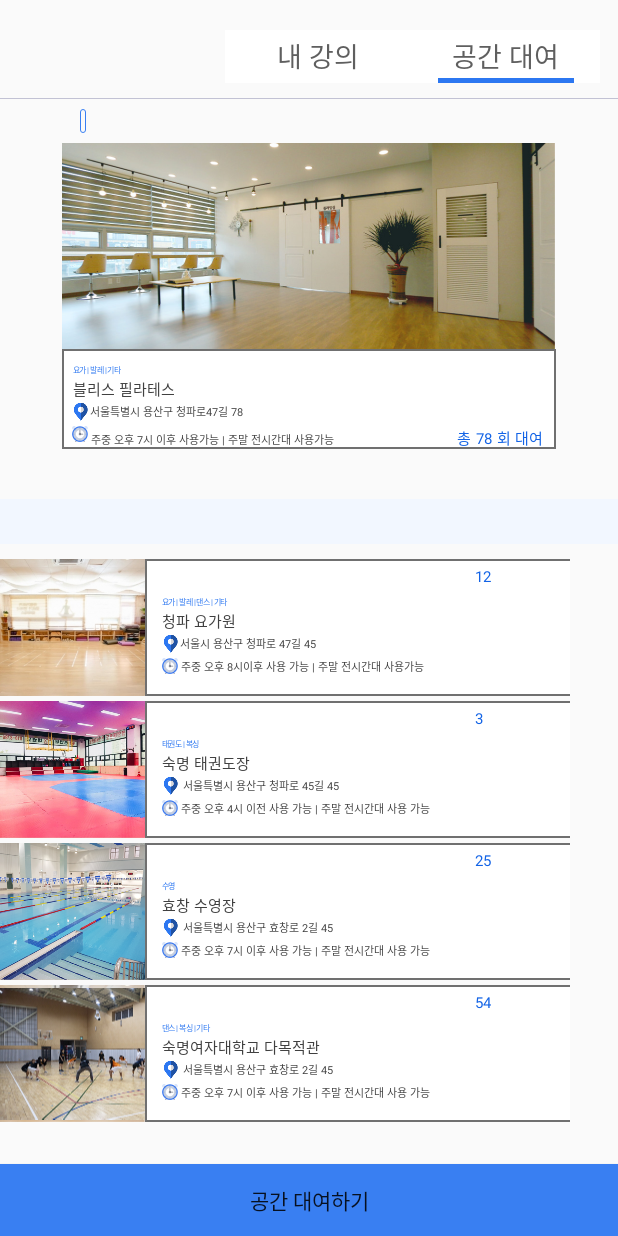
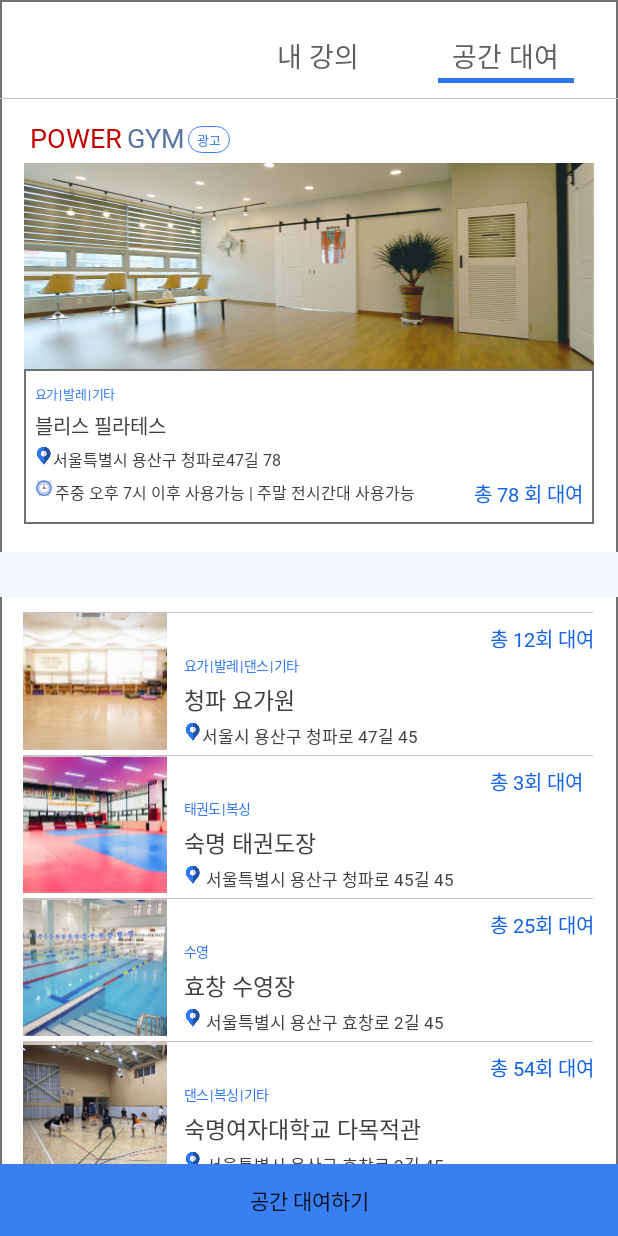
Before and after one commit to GymBall/CPDGT-Android, an Android app: the screen it shows after launch (GTModeActivity), tab 2 chosen, on a phone screen of 412 x 824 dp. Run offline under Robolectric (Android 15) with nearby library versions, the light colour scheme and no system bars; Roboto replaces fonts that are not available here.

Commit message:
complete version of GTMode

```diff
--- a/app/src/main/AndroidManifest.xml
+++ b/app/src/main/AndroidManifest.xml
@@ -9,6 +9,7 @@
         android:roundIcon="@mipmap/ic_launcher_round"
         android:supportsRtl="true"
         android:theme="@style/AppTheme.NoActionBar">
+        <activity android:name=".ui.gtlecture.GTLectureModify"></activity>
         <activity android:name=".ui.gtmode.GTModeActivity">
             <intent-filter>
                 <action android:name="android.intent.action.MAIN" />
@@ -21,9 +22,7 @@
         <activity android:name=".ui.lecture.LectureCommentActivity" />
         <activity android:name=".ui.login.LoginActivity" />
         <activity android:name=".ui.join.JoinActivity" />
-        <activity android:name=".ui.MainActivity">
-
-        </activity>
+        <activity android:name=".ui.MainActivity"></activity>
     </application>
 
 </manifest>
--- a/app/src/main/java/org/gymball/cpdgt_android/ui/gtlecture/GTLecRvAdapter.kt
+++ b/app/src/main/java/org/gymball/cpdgt_android/ui/gtlecture/GTLecRvAdapter.kt
@@ -2,15 +2,19 @@ package org.gymball.cpdgt_android.ui.gtlecture
 
 
 import android.content.Context
+import android.graphics.Color
+import android.graphics.drawable.ColorDrawable
 import android.view.LayoutInflater
 import android.view.View
 import android.view.ViewGroup
 import android.widget.ImageView
+import android.widget.RelativeLayout
 import android.widget.TextView
 import androidx.recyclerview.widget.RecyclerView
 import com.bumptech.glide.Glide
 import org.gymball.cpdgt_android.R
 import org.gymball.cpdgt_android.model.GTLectureData
+import org.jetbrains.anko.startActivity
 
 class GTLecRvAdapter (val ctx: Context, var LectureList: ArrayList<GTLectureData>, var total: Int):
     RecyclerView.Adapter<GTLecRvAdapter.Holder>(){
@@ -36,15 +40,29 @@ class GTLecRvAdapter (val ctx: Context, var LectureList: ArrayList<GTLectureData
             .load(LectureList[position].photo)
             .into(holder.l_Background)
 
+        holder.btn_collecTogether.setOnClickListener {
+            val end_dialog = GTEndingDialog(ctx)
+            end_dialog.window?.setBackgroundDrawable(ColorDrawable(Color.TRANSPARENT))
+            end_dialog.setCanceledOnTouchOutside(false)
+            end_dialog.show()
+
+        }
+
+        holder.btn_changeintro.setOnClickListener {
+            ctx.startActivity<GTLectureModify>()
+
+        }
     }
 
     inner class Holder(itemView: View) : RecyclerView.ViewHolder(itemView){
         val l_Background : ImageView = itemView.findViewById(R.id.gtlec_background) as ImageView
         val l_name: TextView = itemView.findViewById(R.id.gtlec_name) as TextView
-        val l_Time : TextView = itemView.findViewById(R.id.gtlec_grade)  as TextView
-        val l_Grade  : TextView = itemView.findViewById(R.id.gtlec_time)  as TextView
+
+        val l_Time : TextView = itemView.findViewById(R.id.gtlec_time)  as TextView
+        val l_Grade  : TextView = itemView.findViewById(R.id.gtlec_grade)  as TextView
         val l_Total   : TextView = itemView.findViewById(R.id.gtlec_people) as TextView
         val l_WaitingTotal    : TextView = itemView.findViewById(R.id.gtlec_waiting) as TextView
-
+        val btn_collecTogether: RelativeLayout = itemView.findViewById(R.id.btn_together) as RelativeLayout
+        val btn_changeintro:RelativeLayout = itemView.findViewById(R.id.btn_change_intro) as RelativeLayout
     }
 }
--- a/app/src/main/java/org/gymball/cpdgt_android/ui/gtlecture/GTLectureFragment.kt
+++ b/app/src/main/java/org/gymball/cpdgt_android/ui/gtlecture/GTLectureFragment.kt
@@ -21,7 +21,8 @@ class GTLectureFragment : Fragment(){
         GTLectureData("태권도 초급반", "화, 목 8시 30분", "3.5", "5", "2", R.drawable.basic_taekwon),
         GTLectureData("태권도 중급반", "화, 목 8시 30분", "3.5", "6", "4", R.drawable.basic_taekwon),
         GTLectureData("태권도 고급반", "화, 목 8시 30분", "3.5", "3", "1", R.drawable.basic_taekwon),
-        GTLectureData("태권도 대회준비반", "화, 목 8시 30분", "3.5", "2", "1", R.drawable.basic_taekwon))
+        GTLectureData("태권도 대회준비반", "화, 목 8시 30분", "3.5", "2", "1", R.drawable.basic_taekwon),
+        GTLectureData("요가 초급반", "월, 수 오후 9시", "5", "10", "5", R.drawable.bliss_ad))
 
     override fun onCreateView(inflater: LayoutInflater, container: ViewGroup?, savedInstanceState: Bundle?) : View?{
         return inflater.inflate(R.layout.fragment_gtlecture, container, false)
@@ -32,8 +33,8 @@ class GTLectureFragment : Fragment(){
         setRecyclerView()
         setView()
         //setOnClickListener()
-        val snapHelper = LinearSnapHelper()
-        snapHelper.attachToRecyclerView(recycler_view)
+        //val snapHelper = LinearSnapHelper()
+        //snapHelper.attachToRecyclerView(recycler_view)
     }
 
     private fun setOnClickListener() {
--- a/app/src/main/java/org/gymball/cpdgt_android/ui/gtspacerent/SpaceRentFragment.kt
+++ b/app/src/main/java/org/gymball/cpdgt_android/ui/gtspacerent/SpaceRentFragment.kt
@@ -31,8 +31,8 @@ class SpaceRentFragment : Fragment(){
         setRecyclerView()
         // setView()
         //setOnClickListener()
-        val snapHelper = LinearSnapHelper()
-        snapHelper.attachToRecyclerView(recycler_spaceview)
+        //val snapHelper = LinearSnapHelper()
+        //snapHelper.attachToRecyclerView(recycler_spaceview)
     }
 
     private fun setView() {
--- a/app/src/main/res/layout/fragment_space_rent.xml
+++ b/app/src/main/res/layout/fragment_space_rent.xml
@@ -9,8 +9,9 @@
     <LinearLayout
         android:layout_width="wrap_content"
         android:layout_height="wrap_content"
-        android:layout_marginLeft="47.8dp"
+        android:layout_marginLeft="20dp"
         android:layout_marginRight="3dp"
+        android:layout_marginTop="10dp"
         >
 
         <TextView
@@ -18,48 +19,52 @@
             android:layout_height="wrap_content"
             android:layout_marginTop="3dp"
             android:layout_marginBottom="4.8dp"
-            android:textSize="15sp"
+            android:fontFamily="@font/nanumsquare_bold"
+            android:textSize="18sp"
             android:textColor="#c40000"
             android:lineSpacingExtra="2sp"
-            tools:text="POWER"
+            android:text="POWER"
             />
         <TextView
             android:layout_width="wrap_content"
             android:layout_height="wrap_content"
             android:layout_marginTop="3dp"
             android:layout_marginLeft="3dp"
-            android:textSize="15sp"
+            android:fontFamily="@font/nanumsquare_bold"
+            android:textSize="18sp"
             android:textColor="#5975a2"
             android:lineSpacingExtra="2sp"
-            tools:text="GYM"
+            android:text="GYM"
             />
         <TextView
             android:layout_width="wrap_content"
             android:layout_height="wrap_content"
             android:layout_marginLeft="2dp"
             android:layout_marginTop="1dp"
+            android:fontFamily="@font/nanumsquare_bold"
             android:textSize="8.8sp"
             android:lineSpacingExtra="1.3sp"
             android:textColor="#2c77f1"
-            tools:text="  광고  "
+            android:text="  광고  "
             android:background="@drawable/blue_rectangle_empty" ></TextView>
 
-        "
     </LinearLayout>
+
+    <LinearLayout
+        android:layout_width="380dp"
+        android:layout_height="wrap_content"
+        android:layout_gravity="center_horizontal"
+        android:orientation="vertical">
 
         <ImageView
             android:id="@+id/ad_powergym"
-        android:layout_width="wrap_content"
-        android:layout_height="wrap_content"
-        android:background="@drawable/bliss_ad"
-        android:layout_gravity="center_horizontal">
-
-    </ImageView>
+            android:layout_width="match_parent"
+            android:layout_height="137dp"
+            android:background="@drawable/bliss_ad" />
 
         <LinearLayout
-        android:layout_width="329.3dp"
-        android:layout_height="66.5dp"
-        android:layout_marginLeft="41dp"
+            android:layout_width="match_parent"
+            android:layout_height="wrap_content"
             android:layout_marginBottom="3dp"
             android:background="@drawable/white_border_fill"
             android:orientation="vertical">
@@ -68,30 +73,32 @@
                 android:id="@+id/ad_powergym_cat"
                 android:layout_width="wrap_content"
                 android:layout_height="wrap_content"
-            android:layout_marginLeft="7.5dp"
-            android:layout_marginTop="9.5dp"
+                android:layout_marginLeft="7dp"
+                android:layout_marginTop="9dp"
+                android:fontFamily="@font/nanumsquare_bold"
                 android:letterSpacing="-0.07"
                 android:lineSpacingExtra="8.3sp"
+                android:text="요가 | 발레 | 기타"
                 android:textColor="#2c77f1"
-            android:textSize="5.5sp"
-            android:text="요가 | 발레 | 기타" />
+                android:textSize="8.5sp" />
 
             <TextView
                 android:id="@+id/ad_powergym_name"
                 android:layout_width="wrap_content"
                 android:layout_height="wrap_content"
-            android:layout_marginLeft="7.5dp"
-            android:layout_marginTop="0.8dp"
+                android:layout_marginLeft="7dp"
+                android:layout_marginTop="4dp"
+                android:fontFamily="@font/nanumsquare_bold"
                 android:lineSpacingExtra="3.8sp"
+                android:text="블리스 필라테스"
                 android:textColor="#404040"
-            android:textSize="10sp"
-            android:text="블리스 필라테스" />
+                android:textSize="13sp" />
 
             <LinearLayout
                 android:layout_width="wrap_content"
                 android:layout_height="wrap_content"
-            android:layout_marginLeft="6.8dp"
-            android:layout_marginTop="2dp">
+                android:layout_marginLeft="7dp"
+                android:layout_marginTop="4dp">
 
                 <ImageView
                     android:layout_width="wrap_content"
@@ -104,21 +111,24 @@
                     android:id="@+id/ad_powergym_address"
                     android:layout_width="wrap_content"
                     android:layout_height="wrap_content"
+                    android:fontFamily="@font/nanumsquare_bold"
                     android:lineSpacingExtra="6.3sp"
+                    android:text="서울특별시 용산구 청파로47길 78 "
                     android:textColor="#404040"
-                android:textSize="7.5sp"
-                android:text="서울특별시 용산구 청파로47길 78 " />
+                    android:textSize="10.5sp" />
             </LinearLayout>
 
             <LinearLayout
                 android:layout_width="wrap_content"
                 android:layout_height="wrap_content"
-            android:layout_marginLeft="6.8dp"
-            android:layout_marginTop="3dp">
+                android:layout_marginLeft="8dp"
+                android:layout_marginTop="4dp"
+                android:layout_marginBottom="10dp">
 
                 <ImageView
                     android:layout_width="wrap_content"
                     android:layout_height="wrap_content"
+                    android:layout_marginTop="1dp"
                     android:background="@drawable/ticktock">
 
                 </ImageView>
@@ -128,48 +138,65 @@
                     android:layout_width="wrap_content"
                     android:layout_height="wrap_content"
                     android:layout_marginLeft="2dp"
-                android:textSize="7.5sp"
-                android:textColor="#404040"
+                    android:layout_marginTop="1dp"
+                    android:fontFamily="@font/nanumsquare_bold"
                     android:lineSpacingExtra="6.3sp"
                     android:text="주중 오후 7시 이후 사용가능 | 주말 전시간대 사용가능 "
+                    android:textColor="#404040"
+                    android:textSize="10.5sp" />
+
+                <LinearLayout
+                    android:layout_width="wrap_content"
+                    android:layout_height="wrap_content"
+                    android:layout_marginRight="7dp"
+                    >
+                    <View
+                        android:layout_width="0dp"
+                        android:layout_height="0dp"
+                        android:layout_weight="1"
+
                         />
-
                     <TextView
                         android:layout_width="wrap_content"
                         android:layout_height="wrap_content"
-                android:layout_marginLeft="80dp"
-                android:textSize="10sp"
-                android:textColor="#1263e6"
+
+                        android:fontFamily="@font/nanumsquare_bold"
                         android:lineSpacingExtra="3.8sp"
                         android:text="총"
-                />
+                        android:textColor="#1263e6"
+                        android:textSize="13sp" />
+
                     <TextView
                         android:id="@+id/ad_powergym_count"
                         android:layout_width="wrap_content"
                         android:layout_height="wrap_content"
                         android:layout_marginLeft="3dp"
-                android:textSize="10sp"
-                android:textColor="#1263e6"
+                        android:fontFamily="@font/nanumsquare_bold"
                         android:lineSpacingExtra="3.8sp"
                         android:text="78"
-                />
+                        android:textColor="#1263e6"
+                        android:textSize="13sp" />
+
                     <TextView
                         android:layout_width="wrap_content"
                         android:layout_height="wrap_content"
                         android:layout_marginLeft="3dp"
-                android:textSize="10sp"
-                android:textColor="#1263e6"
+                        android:fontFamily="@font/nanumsquare_bold"
                         android:lineSpacingExtra="3.8sp"
                         android:text="회 대여"
-                />
+                        android:textColor="#1263e6"
+                        android:textSize="13sp" />
+                </LinearLayout>
             </LinearLayout>
 
         </LinearLayout>
+    </LinearLayout>
+
     <ImageView
         android:layout_width="match_parent"
         android:layout_height="30dp"
         android:background="@drawable/skyblue_rectangle_fill"
-        android:layout_marginTop="30dp"
+        android:layout_marginTop="15dp"
         ></ImageView>
 
     <RelativeLayout
@@ -182,6 +209,7 @@
             android:layout_width="match_parent"
             android:layout_height="match_parent"
             android:layout_marginTop="10dp"
+            android:layout_marginLeft="15dp"
             android:paddingBottom="40dp"
             tools:listitem="@layout/rv_item_space">
 
@@ -193,7 +221,7 @@
             android:layout_height="wrap_content"
             android:background="@drawable/blue_rectangle_fill"
             android:layout_alignBottom="@+id/recycler_spaceview"
-
+            android:fontFamily="@font/nanumsquare_bold"
             android:text="공간 대여하기" />
     </RelativeLayout>
 </LinearLayout>
--- a/app/src/main/res/layout/rv_item_space.xml
+++ b/app/src/main/res/layout/rv_item_space.xml
@@ -7,6 +7,10 @@
     android:layout_width="wrap_content"
     android:layout_height="wrap_content"
     >
+    <View
+        android:layout_width="match_parent"
+        android:layout_height="0.2dp"
+        android:background="#c2c2d4"/>
     <LinearLayout
         android:layout_width="380dp"
         android:layout_height="wrap_content"
@@ -15,58 +19,86 @@
 
         <ImageView
             android:id="@+id/space_image"
-            android:layout_width="96.8dp"
-            android:layout_height="91.3dp"
+            android:layout_width="96dp"
+            android:layout_height="91dp"
 
             android:background="@drawable/cp_yoga">
 
         </ImageView>
         <LinearLayout
-            android:layout_width="329.3dp"
-            android:layout_height="91.3dp"
+            android:layout_width="329dp"
+            android:layout_height="91dp"
             android:layout_marginBottom="3dp"
-            android:background="@drawable/white_border_fill"
+            android:background="@color/colorWhite"
             android:orientation="vertical">
-
+            <LinearLayout
+                android:layout_width="wrap_content"
+                android:layout_height="wrap_content"
+                android:orientation="horizontal"
+                android:layout_marginTop="2dp">
+                <TextView
+                    android:layout_width="wrap_content"
+                    android:layout_height="wrap_content"
+                    android:layout_marginTop="4.5dp"
+                    android:layout_marginLeft="215dp"
+                    android:fontFamily="@font/nanumsquare_bold"
+                    android:textSize="13sp"
+                    android:textColor="#1263e6"
+                    android:lineSpacingExtra="3.8sp"
+                    android:text="총 "
+                    />
                 <TextView
                     android:id="@+id/rental_count"
                     android:layout_width="wrap_content"
                     android:layout_height="wrap_content"
                     android:layout_marginTop="4.5dp"
-                android:layout_marginLeft="220dp"
-                android:textSize="10sp"
+                    android:fontFamily="@font/nanumsquare_bold"
+                    android:textSize="13sp"
                     android:textColor="#1263e6"
                     android:lineSpacingExtra="3.8sp"
-                tools:text="총 12회 대여 "
+                    android:text="12"
                     />
+                <TextView
+                    android:layout_width="wrap_content"
+                    android:layout_height="wrap_content"
+                    android:layout_marginTop="4.5dp"
+                    android:fontFamily="@font/nanumsquare_bold"
+                    android:textSize="13sp"
+                    android:textColor="#1263e6"
+                    android:lineSpacingExtra="3.8sp"
+                    android:text="회 대여 "
+                    />
+            </LinearLayout>
+
             <TextView
                 android:id="@+id/space_category"
                 android:layout_width="wrap_content"
                 android:layout_height="wrap_content"
                 android:layout_marginLeft="11.3dp"
-                android:layout_marginTop="5dp"
+                android:fontFamily="@font/nanumsquare_bold"
                 android:letterSpacing="-0.07"
                 android:lineSpacingExtra="8.3sp"
                 android:textColor="#2c77f1"
-                android:textSize="5.5sp"
-                tools:text="요가 | 발레 | 댄스 | 기타 " />
+                android:textSize="9.5sp"
+                android:text="요가 | 발레 | 댄스 | 기타 " />
 
             <TextView
                 android:id="@+id/space_name"
                 android:layout_width="wrap_content"
                 android:layout_height="wrap_content"
                 android:layout_marginLeft="11.3dp"
-                android:layout_marginTop="0.8dp"
+                android:layout_marginTop="4dp"
+                android:fontFamily="@font/nanumsquare_bold"
                 android:lineSpacingExtra="3.8sp"
                 android:textColor="#404040"
-                android:textSize="10sp"
-                tools:text="청파 요가원 " />
+                android:textSize="15sp"
+                android:text="청파 요가원 " />
 
             <LinearLayout
                 android:layout_width="wrap_content"
                 android:layout_height="wrap_content"
                 android:layout_marginLeft="11.3dp"
-                android:layout_marginTop="2dp">
+                android:layout_marginTop="4dp">
 
                 <ImageView
                     android:layout_width="wrap_content"
@@ -80,16 +112,17 @@
                     android:layout_width="wrap_content"
                     android:layout_height="wrap_content"
                     android:lineSpacingExtra="6.3sp"
+                    android:fontFamily="@font/nanumsquare_bold"
                     android:textColor="#404040"
-                    android:textSize="7.5sp"
-                    tools:text="서울특별시 용산구 청파로47길 45 " />
+                    android:textSize="11.5sp"
+                    android:text="서울특별시 용산구 청파로47길 45 " />
             </LinearLayout>
 
             <LinearLayout
                 android:layout_width="wrap_content"
                 android:layout_height="wrap_content"
                 android:layout_marginLeft="11.3dp"
-                android:layout_marginTop="3dp">
+                android:layout_marginTop="4dp">
 
                 <ImageView
                     android:layout_width="wrap_content"
@@ -103,10 +136,11 @@
                     android:layout_width="wrap_content"
                     android:layout_height="wrap_content"
                     android:layout_marginLeft="2dp"
-                    android:textSize="7.5sp"
+                    android:fontFamily="@font/nanumsquare_bold"
+                    android:textSize="10.5sp"
                     android:textColor="#404040"
                     android:lineSpacingExtra="6.3sp"
-                    tools:text="주중 오후 8시 이후 사용가능 | 주말 전시간대 사용가능 "
+                    android:text="주중 오후 8시 이후 사용가능 | 주말 전시간대 사용가능 "
                     />
 
 
@@ -115,4 +149,6 @@
         </LinearLayout>
 
     </LinearLayout>
+
+
 </LinearLayout>
--- a/app/src/main/res/layout/tab_gtmode.xml
+++ b/app/src/main/res/layout/tab_gtmode.xml
@@ -28,8 +28,9 @@
             android:layout_width="wrap_content"
             android:layout_height="wrap_content"
             android:layout_centerVertical="true"
+            android:fontFamily="@font/nanumsquare_bold"
             android:textSize="18sp"
-            android:layout_marginHorizontal="12dp"
+
             android:text="내 강의"
             android:textColor="#5f5f5f"
             android:layout_centerHorizontal="true"
@@ -48,6 +49,7 @@
             android:layout_width="wrap_content"
             android:layout_height="wrap_content"
             android:layout_centerVertical="true"
+            android:fontFamily="@font/nanumsquare_bold"
             android:textSize="18sp"
             android:text="공간 대여"
             android:textColor="#5f5f5f"
```
Also changed, not shown: app/src/main/java/org/gymball/cpdgt_android/ui/gtlecture/GTEndingDialog.kt (added, +35 -0 lines), app/src/main/java/org/gymball/cpdgt_android/ui/gtlecture/GTLectureModify.kt (added, +21 -0 lines), app/src/main/res/layout/activity_gtlecture_modify.xml (added, +211 -0 lines), app/src/main/res/layout/activity_gtmode.xml (+6 -5 lines), app/src/main/res/layout/dialog_gtendingcheck.xml (added, +91 -0 lines), app/src/main/res/layout/fragment_gtlecture.xml (+4 -3 lines), app/src/main/res/layout/rv_gt_mylecture.xml (+56 -37 lines). Lines whose indentation alone changed are shown as unchanged.
